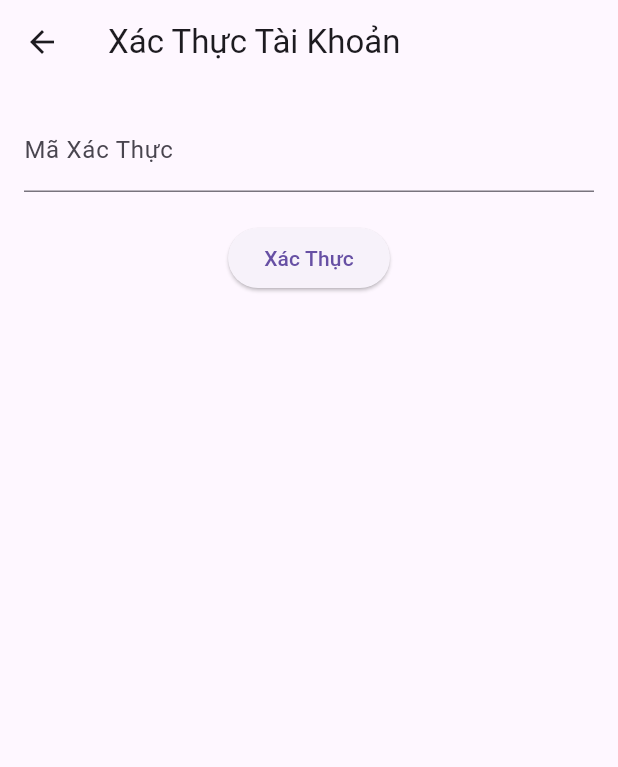
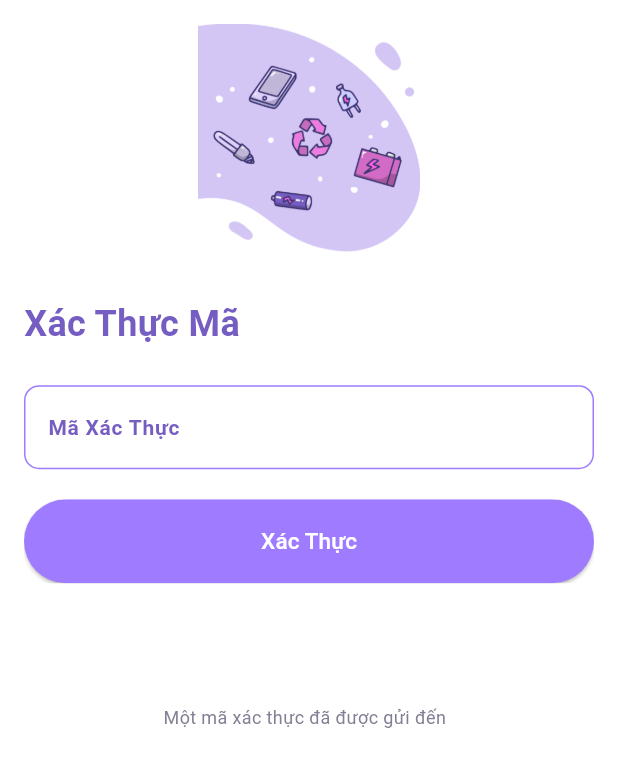
Before and after one commit to nhathuy3008/LTDD, a Flutter app: the VerifyScreen screen opened directly with empty values, on a phone screen of 412 x 824 dp. Shown: the top 767 px of the screen. Run offline on Flutter 3.47's test engine with Material 3 defaults, Android fonts, the phone set to English and light mode, and no system bars; our stand-ins replace audioplayers, file_picker, image_picker, shared_preferences; accounts and stored records are empty; network calls fail; Roboto replaces fonts that are missing (Poppins).

Commit message:
update giao dien ma xac thuc

```diff
--- a/lib/Screens/verify_page.dart
+++ b/lib/Screens/verify_page.dart
@@ -1,10 +1,11 @@
 import 'package:flutter/material.dart';
 import '../Services/verify_service.dart'; // Nhập file verify_service.dart
 import './login_page.dart';
+
 class VerifyScreen extends StatefulWidget {
   final String email; // Nhận email từ RegisterPage
 
-  VerifyScreen({required this.email});
+  const VerifyScreen({super.key, required this.email});
 
   @override
   _VerifyScreenState createState() => _VerifyScreenState();
@@ -44,23 +45,116 @@ class _VerifyScreenState extends State<VerifyScreen> {
   @override
   Widget build(BuildContext context) {
     return Scaffold(
-      appBar: AppBar(title: Text('Xác Thực Tài Khoản')),
+      backgroundColor: Colors.white,
       body: Padding(
         padding: const EdgeInsets.all(16.0),
+        child: SingleChildScrollView( // Cho phép cuộn cho các màn hình nhỏ
           child: Column(
+            crossAxisAlignment: CrossAxisAlignment.start,
             children: [
+              Center(
+                child: Image.asset(
+                  "assets/images/vector-3.png",
+                  width: MediaQuery.of(context).size.width * 0.8, // Responsive width
+                  height: MediaQuery.of(context).size.width * 0.4, // Responsive height
+                ),
+              ),
+              const SizedBox(height: 18),
+              const Text(
+                'Xác Thực Mã',
+                style: TextStyle(
+                  color: Color(0xFF755DC1),
+                  fontSize: 24, // Giảm kích thước chữ cho màn hình nhỏ
+                  fontFamily: 'Poppins',
+                  fontWeight: FontWeight.w600,
+                ),
+              ),
+              const SizedBox(height: 24),
               TextField(
                 controller: _codeController,
-              decoration: InputDecoration(labelText: 'Mã Xác Thực'),
+                decoration: InputDecoration(
+                  labelText: 'Mã Xác Thực',
+                  labelStyle: const TextStyle(
+                    color: Color(0xFF755DC1),
+                    fontSize: 14,
+                    fontFamily: 'Poppins',
+                    fontWeight: FontWeight.w600,
                   ),
-            SizedBox(height: 20),
-            ElevatedButton(
+                  enabledBorder: OutlineInputBorder(
+                    borderRadius: BorderRadius.all(Radius.circular(10)),
+                    borderSide: BorderSide(
+                      width: 1,
+                      color: Color(0xFF9F7BFF),
+                    ),
+                  ),
+                  focusedBorder: OutlineInputBorder(
+                    borderRadius: BorderRadius.all(Radius.circular(10)),
+                    borderSide: BorderSide(
+                      width: 1,
+                      color: Color(0xFF9F7BFF),
+                    ),
+                  ),
+                ),
+              ),
+              const SizedBox(height: 20),
+              ClipRRect(
+                borderRadius: const BorderRadius.all(Radius.circular(10)),
+                child: SizedBox(
+                  width: double.infinity,
+                  height: 56,
+                  child: ElevatedButton(
                     onPressed: _verify,
-              child: Text('Xác Thực'),
+                    style: ElevatedButton.styleFrom(
+                      backgroundColor: const Color(0xFF9F7BFF),
                     ),
-            SizedBox(height: 20),
-            Text(_message),
+                    child: const Text(
+                      'Xác Thực',
+                      style: TextStyle(
+                        color: Colors.white,
+                        fontSize: 15,
+                        fontFamily: 'Poppins',
+                        fontWeight: FontWeight.w500,
+                      ),
+                    ),
+                  ),
+                ),
+              ),
+              const SizedBox(height: 20),
+              Text(
+                _message,
+                style: TextStyle(color: Colors.red),
+                textAlign: TextAlign.center,
+              ),
+              const SizedBox(height: 20),
+              Padding(
+                padding: const EdgeInsets.symmetric(vertical: 20),
+                child: Row(
+                  mainAxisAlignment: MainAxisAlignment.center,
+                  children: [
+                    const Text(
+                      'Một mã xác thực đã được gửi đến ',
+                      style: TextStyle(
+                        color: Color(0xFF837E93),
+                        fontSize: 12,
+                        fontFamily: 'Poppins',
+                        fontWeight: FontWeight.w400,
+                      ),
+                    ),
+                    const SizedBox(width: 2.5),
+                    Text(
+                      widget.email,
+                      style: const TextStyle(
+                        color: Color(0xFF755DC1),
+                        fontSize: 12,
+                        fontFamily: 'Poppins',
+                        fontWeight: FontWeight.w500,
+                      ),
+                    ),
                   ],
+                ),
+              ),
+            ],
+          ),
         ),
       ),
     );
```
Lines whose indentation alone changed are shown as unchanged.
